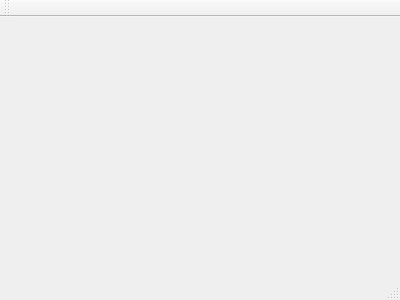
lzk/statusmonitor, file cpath/mainwindow.ui: the form before one commit.
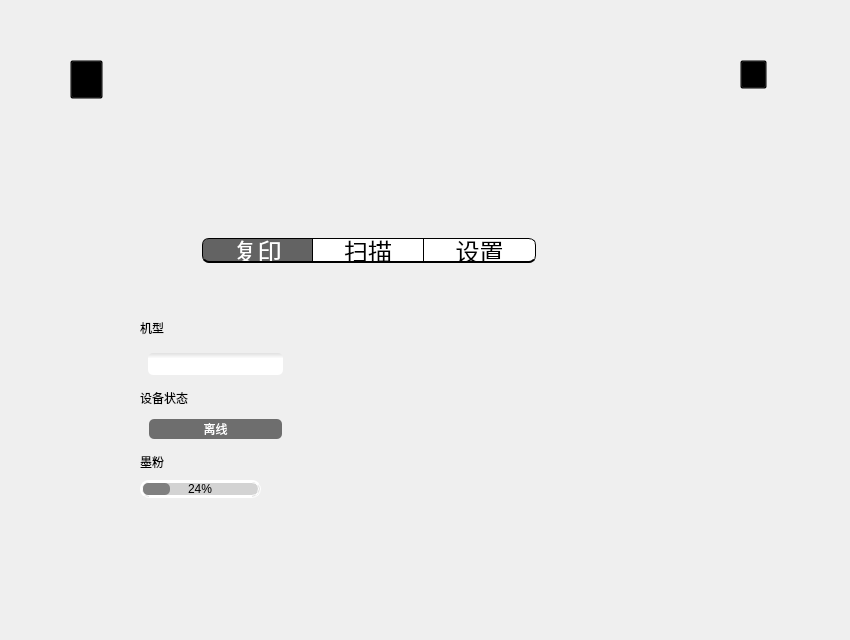
The form after the commit. Icons and pictures are not drawn. Custom widgets are drawn as their Qt base class.

What changed in the file:
```diff
--- a/cpath/mainwindow.ui
+++ b/cpath/mainwindow.ui
@@ -1,24 +1,669 @@
 <ui version="4.0">
  <class>MainWindow</class>
- <widget class="QMainWindow" name="MainWindow" >
-  <property name="geometry" >
+ <widget class="QMainWindow" name="MainWindow">
+  <property name="geometry">
    <rect>
     <x>0</x>
     <y>0</y>
-    <width>400</width>
-    <height>300</height>
+    <width>850</width>
+    <height>640</height>
    </rect>
   </property>
   <property name="windowTitle" >
    <string>MainWindow</string>
   </property>
-  <widget class="QMenuBar" name="menuBar" />
-  <widget class="QToolBar" name="mainToolBar" />
-  <widget class="QWidget" name="centralWidget" />
-  <widget class="QStatusBar" name="statusBar" />
+  <property name="styleSheet">
+   <string notr="true">#centralWidget{
+background-image: url(:Images/background.png);
+}
+
+#Copy,#Scan,#Setting{
+	border-color:black;
+    border-style:solid;
+    border-top-width:1px;
+	border-bottom-width:2px;
+	border-right-width:1px;
+}
+#Copy{
+border-left-width:1px;
+}
+#Scan,#Setting{
+border-left-width:0px;
+}
+
+</string>
+  </property>
+  <widget class="QWidget" name="centralWidget">
+   <property name="styleSheet">
+    <string notr="true"/>
+   </property>
+   <widget class="QStackedWidget" name="totalStackedWidget">
+    <property name="geometry">
+     <rect>
+      <x>0</x>
+      <y>0</y>
+      <width>850</width>
+      <height>640</height>
+     </rect>
+    </property>
+    <property name="styleSheet">
+     <string notr="true"/>
+    </property>
+    <widget class="QWidget" name="mainWidget">
+     <property name="styleSheet">
+      <string notr="true">background-image: url();
+background-color: transparent;</string>
+     </property>
+     <widget class="TabStackedWidget" name="tabStackedWidget">
+      <property name="geometry">
+       <rect>
+        <x>0</x>
+        <y>0</y>
+        <width>850</width>
+        <height>640</height>
+       </rect>
+      </property>
+      <property name="maximumSize">
+       <size>
+        <width>16777215</width>
+        <height>640</height>
+       </size>
+      </property>
+      <property name="font">
+       <font>
+        <weight>75</weight>
+        <bold>true</bold>
+       </font>
+      </property>
+      <property name="autoFillBackground">
+       <bool>false</bool>
+      </property>
+      <property name="styleSheet">
+       <string notr="true">background-color: transparent;</string>
+      </property>
+      <widget class="QWidget" name="page">
+       <property name="styleSheet">
+        <string notr="true">background-color: transparent;</string>
+       </property>
+      </widget>
+      <widget class="QWidget" name="page_1"/>
+     </widget>
+     <widget class="QPushButton" name="pushButton">
+      <property name="geometry">
+       <rect>
+        <x>740</x>
+        <y>60</y>
+        <width>27</width>
+        <height>29</height>
+       </rect>
+      </property>
+      <property name="styleSheet">
+       <string notr="true">border-image: url(:/Images/LED_Gray.png);</string>
+      </property>
+      <property name="text">
+       <string/>
+      </property>
+     </widget>
+     <widget class="QWidget" name="tabImgButton" native="true">
+      <property name="geometry">
+       <rect>
+        <x>197</x>
+        <y>154</y>
+        <width>350</width>
+        <height>81</height>
+       </rect>
+      </property>
+      <property name="styleSheet">
+       <string notr="true">#PrintImgBtn,#CopyImgBtn,#ScanImgBtn,#SettingImgBtn{
+	background-repeat:no-repeat;
+	background-position:bottom center;
+	border-top-left-radius:50px;
+	border-top-right-radius:50px;
+}</string>
+      </property>
+      <widget class="QPushButton" name="CopyImgBtn">
+       <property name="geometry">
+        <rect>
+         <x>6</x>
+         <y>0</y>
+         <width>111</width>
+         <height>77</height>
+        </rect>
+       </property>
+       <property name="sizePolicy">
+        <sizepolicy hsizetype="Preferred" vsizetype="Preferred">
+         <horstretch>0</horstretch>
+         <verstretch>0</verstretch>
+        </sizepolicy>
+       </property>
+       <property name="contextMenuPolicy">
+        <enum>Qt::NoContextMenu</enum>
+       </property>
+       <property name="styleSheet">
+        <string notr="true">background-image: url(:/Images/btnCopy.tif);</string>
+       </property>
+       <property name="text">
+        <string/>
+       </property>
+      </widget>
+      <widget class="QPushButton" name="ScanImgBtn">
+       <property name="geometry">
+        <rect>
+         <x>117</x>
+         <y>0</y>
+         <width>111</width>
+         <height>77</height>
+        </rect>
+       </property>
+       <property name="sizePolicy">
+        <sizepolicy hsizetype="Preferred" vsizetype="Preferred">
+         <horstretch>0</horstretch>
+         <verstretch>0</verstretch>
+        </sizepolicy>
+       </property>
+       <property name="contextMenuPolicy">
+        <enum>Qt::NoContextMenu</enum>
+       </property>
+       <property name="layoutDirection">
+        <enum>Qt::LeftToRight</enum>
+       </property>
+       <property name="styleSheet">
+        <string notr="true">background-image: url(:/Images/btnScan.tif);</string>
+       </property>
+       <property name="text">
+        <string/>
+       </property>
+      </widget>
+      <widget class="QPushButton" name="SettingImgBtn">
+       <property name="geometry">
+        <rect>
+         <x>227</x>
+         <y>0</y>
+         <width>111</width>
+         <height>77</height>
+        </rect>
+       </property>
+       <property name="sizePolicy">
+        <sizepolicy hsizetype="Preferred" vsizetype="Preferred">
+         <horstretch>0</horstretch>
+         <verstretch>0</verstretch>
+        </sizepolicy>
+       </property>
+       <property name="contextMenuPolicy">
+        <enum>Qt::NoContextMenu</enum>
+       </property>
+       <property name="layoutDirection">
+        <enum>Qt::LeftToRight</enum>
+       </property>
+       <property name="styleSheet">
+        <string notr="true">background-image: url(:/Images/btnSetting.tif);</string>
+       </property>
+       <property name="text">
+        <string/>
+       </property>
+      </widget>
+     </widget>
+     <widget class="QPushButton" name="loginButton">
+      <property name="geometry">
+       <rect>
+        <x>70</x>
+        <y>60</y>
+        <width>33</width>
+        <height>39</height>
+       </rect>
+      </property>
+      <property name="styleSheet">
+       <string notr="true">border-image: url(:/Images/Logon_Normal.png);</string>
+      </property>
+      <property name="text">
+       <string/>
+      </property>
+     </widget>
+     <widget class="QWidget" name="deviceMsgWidget" native="true">
+      <property name="enabled">
+       <bool>true</bool>
+      </property>
+      <property name="geometry">
+       <rect>
+        <x>120</x>
+        <y>290</y>
+        <width>194</width>
+        <height>301</height>
+       </rect>
+      </property>
+      <property name="sizePolicy">
+       <sizepolicy hsizetype="Preferred" vsizetype="Preferred">
+        <horstretch>0</horstretch>
+        <verstretch>0</verstretch>
+       </sizepolicy>
+      </property>
+      <property name="font">
+       <font>
+        <kerning>true</kerning>
+       </font>
+      </property>
+      <property name="focusPolicy">
+       <enum>Qt::ClickFocus</enum>
+      </property>
+      <property name="autoFillBackground">
+       <bool>false</bool>
+      </property>
+      <property name="styleSheet">
+       <string notr="true">#deviceMsgWidget{
+background-image: url(:/Images/PrinterMsgBackground.png);
+}</string>
+      </property>
+      <widget class="QProgressBar" name="mofenProgressBar">
+       <property name="geometry">
+        <rect>
+         <x>20</x>
+         <y>190</y>
+         <width>121</width>
+         <height>18</height>
+        </rect>
+       </property>
+       <property name="styleSheet">
+        <string notr="true">QProgressBar{
+color:black;
+border:3px groove white;
+border-radius:9px;
+background-image:url();
+background-color:lightgray;
+
+}
+QProgressBar::chunk{
+background-color:gray;
+border-radius:5px;
+}</string>
+       </property>
+       <property name="value">
+        <number>24</number>
+       </property>
+       <property name="alignment">
+        <set>Qt::AlignCenter</set>
+       </property>
+      </widget>
+      <widget class="QLabel" name="label">
+       <property name="geometry">
+        <rect>
+         <x>18</x>
+         <y>55</y>
+         <width>154</width>
+         <height>41</height>
+        </rect>
+       </property>
+       <property name="styleSheet">
+        <string notr="true">background-image: url(:/Images/InputBackground.png);</string>
+       </property>
+       <property name="text">
+        <string/>
+       </property>
+      </widget>
+      <widget class="QLabel" name="label_2">
+       <property name="geometry">
+        <rect>
+         <x>18</x>
+         <y>120</y>
+         <width>154</width>
+         <height>41</height>
+        </rect>
+       </property>
+       <property name="styleSheet">
+        <string notr="true">background-image: url(:/Images/InputBackground.png);</string>
+       </property>
+       <property name="text">
+        <string/>
+       </property>
+      </widget>
+      <widget class="QLabel" name="label_4">
+       <property name="geometry">
+        <rect>
+         <x>50</x>
+         <y>30</y>
+         <width>20</width>
+         <height>19</height>
+        </rect>
+       </property>
+       <property name="styleSheet">
+        <string notr="true">background-image: url(:/Images/Status_RefreshEnable.tif);</string>
+       </property>
+       <property name="text">
+        <string/>
+       </property>
+      </widget>
+      <widget class="QLabel" name="label_5">
+       <property name="geometry">
+        <rect>
+         <x>20</x>
+         <y>164</y>
+         <width>62</width>
+         <height>16</height>
+        </rect>
+       </property>
+       <property name="styleSheet">
+        <string notr="true">background-image:url();</string>
+       </property>
+       <property name="text">
+        <string>墨粉</string>
+       </property>
+      </widget>
+      <widget class="QLabel" name="label_6">
+       <property name="geometry">
+        <rect>
+         <x>29</x>
+         <y>129</y>
+         <width>133</width>
+         <height>20</height>
+        </rect>
+       </property>
+       <property name="cursor">
+        <cursorShape>ArrowCursor</cursorShape>
+       </property>
+       <property name="focusPolicy">
+        <enum>Qt::ClickFocus</enum>
+       </property>
+       <property name="styleSheet">
+        <string notr="true">color: white;
+border-width:0px;
+border-style:solid;
+border-radius:5px;
+background-color: rgb(110, 110, 110);
+background-image:url();</string>
+       </property>
+       <property name="text">
+        <string>离线</string>
+       </property>
+       <property name="alignment">
+        <set>Qt::AlignCenter</set>
+       </property>
+      </widget>
+      <widget class="QLabel" name="label_7">
+       <property name="geometry">
+        <rect>
+         <x>20</x>
+         <y>30</y>
+         <width>31</width>
+         <height>16</height>
+        </rect>
+       </property>
+       <property name="styleSheet">
+        <string notr="true">background-image:url();</string>
+       </property>
+       <property name="text">
+        <string>机型</string>
+       </property>
+      </widget>
+      <widget class="QLabel" name="label_8">
+       <property name="geometry">
+        <rect>
+         <x>20</x>
+         <y>100</y>
+         <width>62</width>
+         <height>16</height>
+        </rect>
+       </property>
+       <property name="styleSheet">
+        <string notr="true">background-image:url();</string>
+       </property>
+       <property name="text">
+        <string>设备状态</string>
+       </property>
+      </widget>
+      <widget class="QLabel" name="label_9">
+       <property name="geometry">
+        <rect>
+         <x>150</x>
+         <y>190</y>
+         <width>20</width>
+         <height>16</height>
+        </rect>
+       </property>
+       <property name="styleSheet">
+        <string notr="true">image: url(:/Images/shopCart_Disable.tif);
+background-image:url();</string>
+       </property>
+       <property name="text">
+        <string/>
+       </property>
+      </widget>
+      <widget class="QComboBox" name="deviceNameBox">
+       <property name="geometry">
+        <rect>
+         <x>28</x>
+         <y>63</y>
+         <width>135</width>
+         <height>22</height>
+        </rect>
+       </property>
+       <property name="focusPolicy">
+        <enum>Qt::ClickFocus</enum>
+       </property>
+       <property name="styleSheet">
+        <string notr="true">QComboBox#deviceNameBox {
+background-image: url();
+background-color: qlineargradient(x1:0,y1:0,x2:0,y2:0.25,stop:0#E0E0E0,stop:1#FFFFFF);
+border:0px solid white;
+border-radius: 5px;
+}
+
+QComboBox::drop-down {
+	border:none;
+}
+
+QComboBox:down-arrow {
+	image: url(:/Images/arrowdown.png);
+}
+</string>
+       </property>
+       <property name="editable">
+        <bool>false</bool>
+       </property>
+       <property name="currentIndex">
+        <number>-1</number>
+       </property>
+      </widget>
+      <widget class="QLabel" name="label_10">
+       <property name="geometry">
+        <rect>
+         <x>21</x>
+         <y>220</y>
+         <width>151</width>
+         <height>51</height>
+        </rect>
+       </property>
+       <property name="font">
+        <font>
+         <family>Arial</family>
+         <pointsize>10</pointsize>
+        </font>
+       </property>
+       <property name="styleSheet">
+        <string notr="true">background-image:url();</string>
+       </property>
+       <property name="text">
+        <string/>
+       </property>
+       <property name="alignment">
+        <set>Qt::AlignLeading|Qt::AlignLeft|Qt::AlignTop</set>
+       </property>
+       <property name="wordWrap">
+        <bool>true</bool>
+       </property>
+      </widget>
+     </widget>
+     <widget class="QWidget" name="tabButton" native="true">
+      <property name="enabled">
+       <bool>true</bool>
+      </property>
+      <property name="geometry">
+       <rect>
+        <x>202</x>
+        <y>238</y>
+        <width>334</width>
+        <height>30</height>
+       </rect>
+      </property>
+      <property name="minimumSize">
+       <size>
+        <width>334</width>
+        <height>30</height>
+       </size>
+      </property>
+      <property name="maximumSize">
+       <size>
+        <width>334</width>
+        <height>30</height>
+       </size>
+      </property>
+      <property name="styleSheet">
+       <string notr="true">background-color: transparent;
+border-radius:7px;</string>
+      </property>
+      <widget class="QPushButton" name="Copy">
+       <property name="geometry">
+        <rect>
+         <x>0</x>
+         <y>0</y>
+         <width>111</width>
+         <height>25</height>
+        </rect>
+       </property>
+       <property name="sizePolicy">
+        <sizepolicy hsizetype="Preferred" vsizetype="Preferred">
+         <horstretch>0</horstretch>
+         <verstretch>0</verstretch>
+        </sizepolicy>
+       </property>
+       <property name="font">
+        <font>
+         <pointsize>18</pointsize>
+        </font>
+       </property>
+       <property name="styleSheet">
+        <string notr="true">background-color: rgb(99, 99, 99);
+color: rgb(255, 255, 255);
+border-top-right-radius:0px;
+border-bottom-right-radius:0px;</string>
+       </property>
+       <property name="text">
+        <string>复印</string>
+       </property>
+      </widget>
+      <widget class="QPushButton" name="Scan">
+       <property name="geometry">
+        <rect>
+         <x>111</x>
+         <y>0</y>
+         <width>111</width>
+         <height>25</height>
+        </rect>
+       </property>
+       <property name="sizePolicy">
+        <sizepolicy hsizetype="Preferred" vsizetype="Preferred">
+         <horstretch>0</horstretch>
+         <verstretch>0</verstretch>
+        </sizepolicy>
+       </property>
+       <property name="font">
+        <font>
+         <pointsize>18</pointsize>
+        </font>
+       </property>
+       <property name="styleSheet">
+        <string notr="true">border-radius:0px;
+background-color: rgb(255, 255, 255);
+/*
+QPushButton{
+border-radius:0px;
+background-color: rgb(255, 255, 255);color:black;
+}
+
+QPushButton::Pressed{
+border-radius:0px;
+background-color: rgb(0, 0, 0);
+color:green;;
+}
+
+QPushButton::disabled{
+border-radius:0px;
+background-color: while;
+color:gray;
+}*/</string>
+       </property>
+       <property name="text">
+        <string>扫描</string>
+       </property>
+      </widget>
+      <widget class="QPushButton" name="Setting">
+       <property name="geometry">
+        <rect>
+         <x>222</x>
+         <y>0</y>
+         <width>112</width>
+         <height>25</height>
+        </rect>
+       </property>
+       <property name="sizePolicy">
+        <sizepolicy hsizetype="Preferred" vsizetype="Preferred">
+         <horstretch>0</horstretch>
+         <verstretch>0</verstretch>
+        </sizepolicy>
+       </property>
+       <property name="font">
+        <font>
+         <pointsize>18</pointsize>
+        </font>
+       </property>
+       <property name="styleSheet">
+        <string notr="true">border-top-left-radius:0px;
+background-color: rgb(255, 255, 255);
+border-bottom-left-radius:0px;</string>
+       </property>
+       <property name="text">
+        <string>设置</string>
+       </property>
+      </widget>
+     </widget>
+     <zorder>tabStackedWidget</zorder>
+     <zorder>tabImgButton</zorder>
+     <zorder>deviceMsgWidget</zorder>
+     <zorder>tabButton</zorder>
+     <zorder>loginButton</zorder>
+     <zorder>pushButton</zorder>
+    </widget>
+    <widget class="QWidget" name="memberCenterPage">
+     <property name="styleSheet">
+      <string notr="true"/>
+     </property>
+     <widget class="MemberCenterWidget" name="memberCenterWidget" native="true">
+      <property name="geometry">
+       <rect>
+        <x>0</x>
+        <y>0</y>
+        <width>850</width>
+        <height>640</height>
+       </rect>
+      </property>
+     </widget>
+    </widget>
+   </widget>
+  </widget>
  </widget>
- <layoutDefault spacing="6" margin="11" />
- <pixmapfunction></pixmapfunction>
+ <layoutdefault spacing="6" margin="11"/>
+ <customwidgets>
+  <customwidget>
+   <class>TabStackedWidget</class>
+   <extends>QStackedWidget</extends>
+   <header>tabstackedwidget.h</header>
+   <container>1</container>
+  </customwidget>
+  <customwidget>
+   <class>MemberCenterWidget</class>
+   <extends>QWidget</extends>
+   <header>membercenterwidget.h</header>
+   <container>1</container>
+  </customwidget>
+ </customwidgets>
  <resources/>
  <connections/>
 </ui>
```
Left out of the diff: 3 changed lines with no effect on the pictures.
